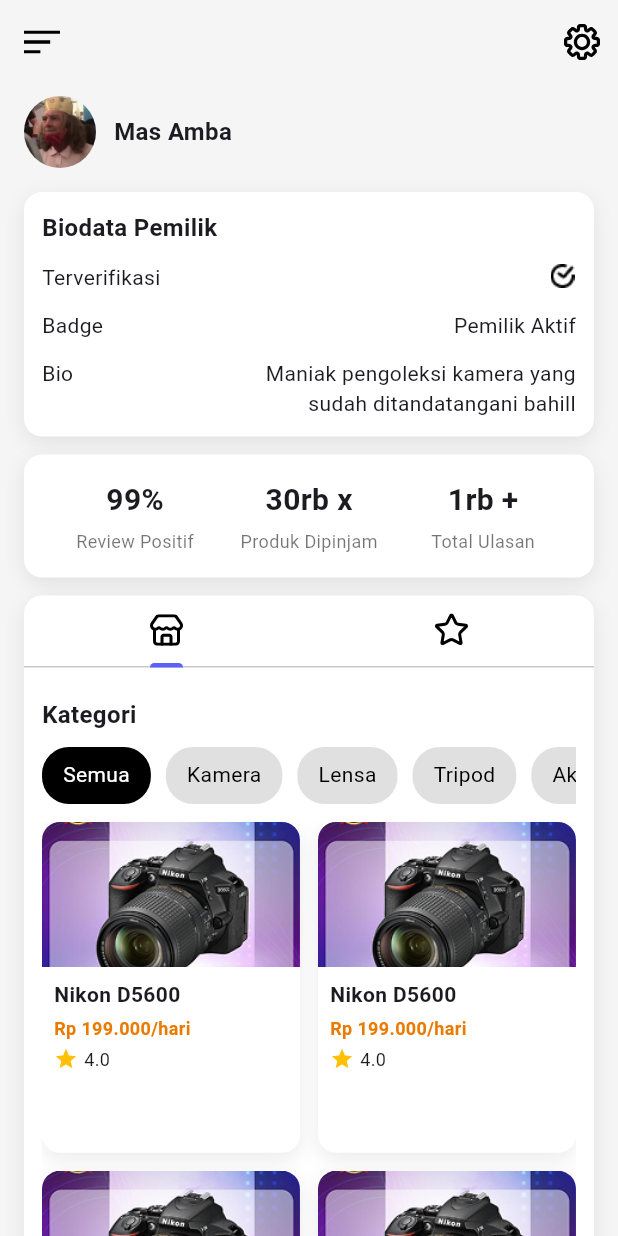
After one commit to NurulAldi/rentlens, a Flutter app: the PemilikProfilePage screen opened by its route, on a phone screen of 412 x 824 dp. The commit adds this screen. Run offline on Flutter 3.47's test engine with Material 3 defaults, Android fonts, the phone set to English and light mode, and no system bars; our stand-ins replace dotted_border, flutter_svg, image_picker; project files that could hold a hidden picture were left out.

Commit message:
add profil page for pemilik

```diff
--- a/lib/main.dart
+++ b/lib/main.dart
@@ -7,6 +7,7 @@ import 'peminjam/notification_page.dart';
 import 'peminjam/profile_page.dart';
 import 'pemilik/produk_page.dart';
 import 'pemilik/dashboard_page.dart';
+import 'pemilik/pemilik_profile_page.dart';
 
 void main() {
   runApp(const MyApp());
@@ -31,6 +32,7 @@ class MyApp extends StatelessWidget {
         '/home': (context) => const HomePage(),
         '/notifications': (context) => const NotificationPage(),
         '/profile': (context) => const ProfilePage(),
+        '/pemilik/profile': (context) => const PemilikProfilePage(),
         '/pemilik/produk': (context) => const PemilikProdukPage(),
         '/pemilik/dashboard': (context) => const PemilikDashboardPage(),
       },
--- /dev/null
+++ b/lib/pemilik/pemilik_profile_page.dart
@@ -0,0 +1,520 @@
+import 'package:flutter/material.dart';
+import 'package:flutter_svg/flutter_svg.dart';
+import 'pemilik_drawer.dart';
+
+class PemilikProfilePage extends StatefulWidget {
+  const PemilikProfilePage({super.key});
+
+  @override
+  State<PemilikProfilePage> createState() => _PemilikProfilePageState();
+}
+
+class _PemilikProfilePageState extends State<PemilikProfilePage>
+    with SingleTickerProviderStateMixin {
+  final GlobalKey<ScaffoldState> _scaffoldKey = GlobalKey<ScaffoldState>();
+  late TabController _tabController;
+  PemilikDrawerMenu activeMenu = PemilikDrawerMenu.profil;
+
+  final List<String> _categories = const [
+    'Semua',
+    'Kamera',
+    'Lensa',
+    'Tripod',
+    'Aksesoris',
+  ];
+  int _selectedCategory = 0;
+
+  @override
+  void initState() {
+    super.initState();
+    _tabController = TabController(length: 2, vsync: this);
+  }
+
+  @override
+  void dispose() {
+    _tabController.dispose();
+    super.dispose();
+  }
+
+  @override
+  Widget build(BuildContext context) {
+    return Scaffold(
+      key: _scaffoldKey,
+      backgroundColor: Colors.grey[100],
+      drawerScrimColor: Colors.black.withOpacity(0.4),
+      drawer: PemilikDrawer(
+        activeMenu: activeMenu,
+        onMenuTap: (menu) {
+          setState(() => activeMenu = menu);
+          switch (menu) {
+            case PemilikDrawerMenu.dashboard:
+              Navigator.pushReplacementNamed(context, '/home');
+              break;
+            case PemilikDrawerMenu.produk:
+              // navigate to produk page if exists
+              break;
+            case PemilikDrawerMenu.notifikasi:
+              Navigator.pushReplacementNamed(context, '/notifications');
+              break;
+            case PemilikDrawerMenu.profil:
+              // already here
+              break;
+            case PemilikDrawerMenu.logout:
+              // handled in drawer
+              break;
+          }
+        },
+      ),
+      appBar: AppBar(
+        backgroundColor: Colors.transparent,
+        elevation: 0,
+        leading: IconButton(
+          onPressed: () => _scaffoldKey.currentState?.openDrawer(),
+          icon: SvgPicture.asset(
+            'assets/images/sidebar_ham.svg',
+            width: 24,
+            height: 24,
+          ),
+        ),
+        actions: [
+          IconButton(
+            onPressed: () {},
+            icon: SvgPicture.asset(
+              'assets/images/setting.svg',
+              width: 24,
+              height: 24,
+            ),
+          ),
+        ],
+      ),
+      body: SingleChildScrollView(
+        padding: const EdgeInsets.symmetric(horizontal: 16, vertical: 8),
+        child: Column(
+          crossAxisAlignment: CrossAxisAlignment.start,
+          children: [
+            // Header
+            Row(
+              children: const [
+                CircleAvatar(
+                  radius: 24,
+                  backgroundImage: AssetImage(
+                    'assets/images/profile_image2.jpeg',
+                  ),
+                ),
+                SizedBox(width: 12),
+                Text(
+                  'Mas Amba',
+                  style: TextStyle(fontWeight: FontWeight.w600, fontSize: 16),
+                ),
+              ],
+            ),
+            const SizedBox(height: 16),
+
+            // Biodata Pemilik
+            _SectionCard(
+              title: 'Biodata Pemilik',
+              trailing: const SizedBox.shrink(),
+              child: Column(
+                children: [
+                  _infoRow(
+                    'Terverifikasi',
+                    Image.asset(
+                      'assets/images/verified.png',
+                      width: 18,
+                      height: 18,
+                    ),
+                  ),
+                  const SizedBox(height: 12),
+                  _infoRow('Badge', const Text('Pemilik Aktif')),
+                  const SizedBox(height: 12),
+                  _infoRow(
+                    'Bio',
+                    const Text(
+                      'Maniak pengoleksi kamera yang sudah ditandatangani bahill',
+                      textAlign: TextAlign.right,
+                    ),
+                  ),
+                ],
+              ),
+            ),
+
+            const SizedBox(height: 12),
+
+            // Stats Card
+            _StatsCard(),
+
+            const SizedBox(height: 12),
+
+            // Tabs
+            Container(
+              decoration: BoxDecoration(
+                color: Colors.white,
+                borderRadius: BorderRadius.circular(12),
+                boxShadow: const [
+                  BoxShadow(
+                    color: Color(0x14000000),
+                    blurRadius: 10,
+                    offset: Offset(0, 4),
+                  ),
+                ],
+              ),
+              child: Column(
+                children: [
+                  TabBar(
+                    controller: _tabController,
+                    indicatorColor: const Color(0xFF5C62F6),
+                    labelColor: Colors.black,
+                    tabs: [
+                      Tab(
+                        icon: SvgPicture.asset(
+                          'assets/images/store.svg',
+                          width: 22,
+                          height: 22,
+                        ),
+                      ),
+                      Tab(
+                        icon: SvgPicture.asset(
+                          'assets/images/star.svg',
+                          width: 22,
+                          height: 22,
+                        ),
+                      ),
+                    ],
+                  ),
+                  SizedBox(
+                    height: 600, // fixed viewport height for demo scrollables
+                    child: TabBarView(
+                      controller: _tabController,
+                      children: [
+                        // Toko Tab
+                        _StoreTab(
+                          categories: _categories,
+                          selectedIndex: _selectedCategory,
+                          onSelect: (i) {
+                            setState(() => _selectedCategory = i);
+                          },
+                        ),
+                        // Ulasan Tab
+                        const _ReviewsTab(),
+                      ],
+                    ),
+                  ),
+                ],
+              ),
+            ),
+          ],
+        ),
+      ),
+    );
+  }
+}
+
+class _SectionCard extends StatelessWidget {
+  const _SectionCard({required this.title, required this.child, this.trailing});
+  final String title;
+  final Widget child;
+  final Widget? trailing;
+  @override
+  Widget build(BuildContext context) {
+    return Container(
+      decoration: BoxDecoration(
+        color: Colors.white,
+        borderRadius: BorderRadius.circular(12),
+        boxShadow: const [
+          BoxShadow(
+            color: Color(0x14000000),
+            blurRadius: 10,
+            offset: Offset(0, 4),
+          ),
+        ],
+      ),
+      padding: const EdgeInsets.all(12),
+      child: Column(
+        crossAxisAlignment: CrossAxisAlignment.start,
+        children: [
+          Row(
+            children: [
+              Text(
+                title,
+                style: const TextStyle(
+                  fontSize: 16,
+                  fontWeight: FontWeight.w700,
+                ),
+              ),
+              const Spacer(),
+              if (trailing != null) trailing!,
+            ],
+          ),
+          const SizedBox(height: 12),
+          child,
+        ],
+      ),
+    );
+  }
+}
+
+Widget _infoRow(String label, Widget value) {
+  return Row(
+    crossAxisAlignment: CrossAxisAlignment.start,
+    children: [
+      SizedBox(width: 120, child: Text(label)),
+      const SizedBox(width: 8),
+      Expanded(
+        child: Align(alignment: Alignment.centerRight, child: value),
+      ),
+    ],
+  );
+}
+
+class _StatsCard extends StatelessWidget {
+  @override
+  Widget build(BuildContext context) {
+    Widget cell(String big, String small) {
+      return Expanded(
+        child: Column(
+          children: [
+            Text(
+              big,
+              style: const TextStyle(fontWeight: FontWeight.w700, fontSize: 20),
+            ),
+            const SizedBox(height: 4),
+            Text(
+              small,
+              style: const TextStyle(color: Colors.black54, fontSize: 12),
+            ),
+          ],
+        ),
+      );
+    }
+
+    return Container(
+      decoration: BoxDecoration(
+        color: Colors.white,
+        borderRadius: BorderRadius.circular(12),
+        boxShadow: const [
+          BoxShadow(
+            color: Color(0x14000000),
+            blurRadius: 10,
+            offset: Offset(0, 4),
+          ),
+        ],
+      ),
+      padding: const EdgeInsets.symmetric(horizontal: 16, vertical: 16),
+      child: Row(
+        children: [
+          cell('99%', 'Review Positif'),
+          cell('30rb x', 'Produk Dipinjam'),
+          cell('1rb +', 'Total Ulasan'),
+        ],
+      ),
+    );
+  }
+}
+
+class _StoreTab extends StatelessWidget {
+  const _StoreTab({
+    required this.categories,
+    required this.selectedIndex,
+    required this.onSelect,
+  });
+  final List<String> categories;
+  final int selectedIndex;
+  final void Function(int) onSelect;
+
+  @override
+  Widget build(BuildContext context) {
+    return Padding(
+      padding: const EdgeInsets.all(12.0),
+      child: Column(
+        crossAxisAlignment: CrossAxisAlignment.start,
+        children: [
+          const SizedBox(height: 8),
+          const Text(
+            'Kategori',
+            style: TextStyle(fontSize: 16, fontWeight: FontWeight.w700),
+          ),
+          const SizedBox(height: 10),
+          SizedBox(
+            height: 38,
+            child: ListView.separated(
+              scrollDirection: Axis.horizontal,
+              itemCount: categories.length,
+              itemBuilder: (context, i) {
+                final active = i == selectedIndex;
+                return GestureDetector(
+                  onTap: () => onSelect(i),
+                  child: Container(
+                    padding: const EdgeInsets.symmetric(
+                      horizontal: 14,
+                      vertical: 8,
+                    ),
+                    decoration: BoxDecoration(
+                      color: active ? Colors.black : Colors.grey.shade300,
+                      borderRadius: BorderRadius.circular(18),
+                    ),
+                    child: Text(
+                      categories[i],
+                      style: TextStyle(
+                        color: active ? Colors.white : Colors.black,
+                      ),
+                    ),
+                  ),
+                );
+              },
+              separatorBuilder: (_, __) => const SizedBox(width: 10),
+            ),
+          ),
+          const SizedBox(height: 12),
+          // Grid 2 kolom
+          Expanded(
+            child: GridView.builder(
+              itemCount: 6,
+              gridDelegate: const SliverGridDelegateWithFixedCrossAxisCount(
+                crossAxisCount: 2,
+                crossAxisSpacing: 12,
+                mainAxisSpacing: 12,
+                childAspectRatio: 0.78,
+              ),
+              itemBuilder: (context, index) {
+                return Container(
+                  decoration: BoxDecoration(
+                    color: Colors.white,
+                    borderRadius: BorderRadius.circular(12),
+                    boxShadow: const [
+                      BoxShadow(
+                        color: Color(0x14000000),
+                        blurRadius: 10,
+                        offset: Offset(0, 4),
+                      ),
+                    ],
+                  ),
+                  child: Column(
+                    crossAxisAlignment: CrossAxisAlignment.start,
+                    children: [
+                      ClipRRect(
+                        borderRadius: const BorderRadius.only(
+                          topLeft: Radius.circular(12),
+                          topRight: Radius.circular(12),
+                        ),
+                        child: AspectRatio(
+                          aspectRatio: 16 / 9,
+                          child: Image.asset(
+                            'assets/images/gambar_produk.png',
+                            fit: BoxFit.cover,
+                          ),
+                        ),
+                      ),
+                      const SizedBox(height: 8),
+                      const Padding(
+                        padding: EdgeInsets.symmetric(horizontal: 8),
+                        child: Text(
+                          'Nikon D5600',
+                          maxLines: 1,
+                          overflow: TextOverflow.ellipsis,
+                          style: TextStyle(fontWeight: FontWeight.w600),
+                        ),
+                      ),
+                      const SizedBox(height: 4),
+                      const Padding(
+                        padding: EdgeInsets.symmetric(horizontal: 8),
+                        child: Text(
+                          'Rp 199.000/hari',
+                          style: TextStyle(
+                            color: Color(0xFFEA7A00),
+                            fontWeight: FontWeight.w600,
+                            fontSize: 12,
+                          ),
+                        ),
+                      ),
+                      const SizedBox(height: 4),
+                      const Padding(
+                        padding: EdgeInsets.symmetric(horizontal: 8),
+                        child: Row(
+                          children: [
+                            Icon(
+                              Icons.star,
+                              color: Color(0xFFFFC107),
+                              size: 16,
+                            ),
+                            SizedBox(width: 4),
+                            Text('4.0', style: TextStyle(fontSize: 12)),
+                          ],
+                        ),
+                      ),
+                    ],
+                  ),
+                );
+              },
+            ),
+          ),
+        ],
+      ),
+    );
+  }
+}
+
+class _ReviewsTab extends StatelessWidget {
+  const _ReviewsTab();
+  @override
+  Widget build(BuildContext context) {
+    return ListView.separated(
+      padding: const EdgeInsets.all(12),
+      itemCount: 6,
+      itemBuilder: (context, i) {
+        return Container(
+          decoration: BoxDecoration(
+            color: Colors.white,
+            borderRadius: BorderRadius.circular(12),
+            boxShadow: const [
+              BoxShadow(
+                color: Color(0x14000000),
+                blurRadius: 10,
+                offset: Offset(0, 4),
+              ),
+            ],
+          ),
+          padding: const EdgeInsets.all(12),
+          child: Column(
+            crossAxisAlignment: CrossAxisAlignment.start,
+            children: const [
+              Row(
+                children: [
+                  CircleAvatar(
+                    radius: 16,
+                    backgroundImage: AssetImage(
+                      'assets/images/profile_image2.jpeg',
+                    ),
+                  ),
+                  SizedBox(width: 8),
+                  Text(
+                    'Mas Amba',
+                    style: TextStyle(fontWeight: FontWeight.w600),
+                  ),
+                  Spacer(),
+                  Row(
+                    children: [
+                      Icon(Icons.star, color: Color(0xFFFFC107), size: 16),
+                      Icon(Icons.star, color: Color(0xFFFFC107), size: 16),
+                      Icon(Icons.star, color: Color(0xFFFFC107), size: 16),
+                      Icon(Icons.star, color: Color(0xFFFFC107), size: 16),
+                      Icon(
+                        Icons.star_border,
+                        color: Color(0xFFFFC107),
+                        size: 16,
+                      ),
+                    ],
+                  ),
+                ],
+              ),
+              SizedBox(height: 8),
+              Text(
+                'Barang mulus, sesuai deskripsi. Respon cepat, recommended!',
+              ),
+            ],
+          ),
+        );
+      },
+      separatorBuilder: (_, __) => const SizedBox(height: 12),
+    );
+  }
+}
```
Also changed, not shown: assets/images/star.svg (added), assets/images/store.svg (added).
